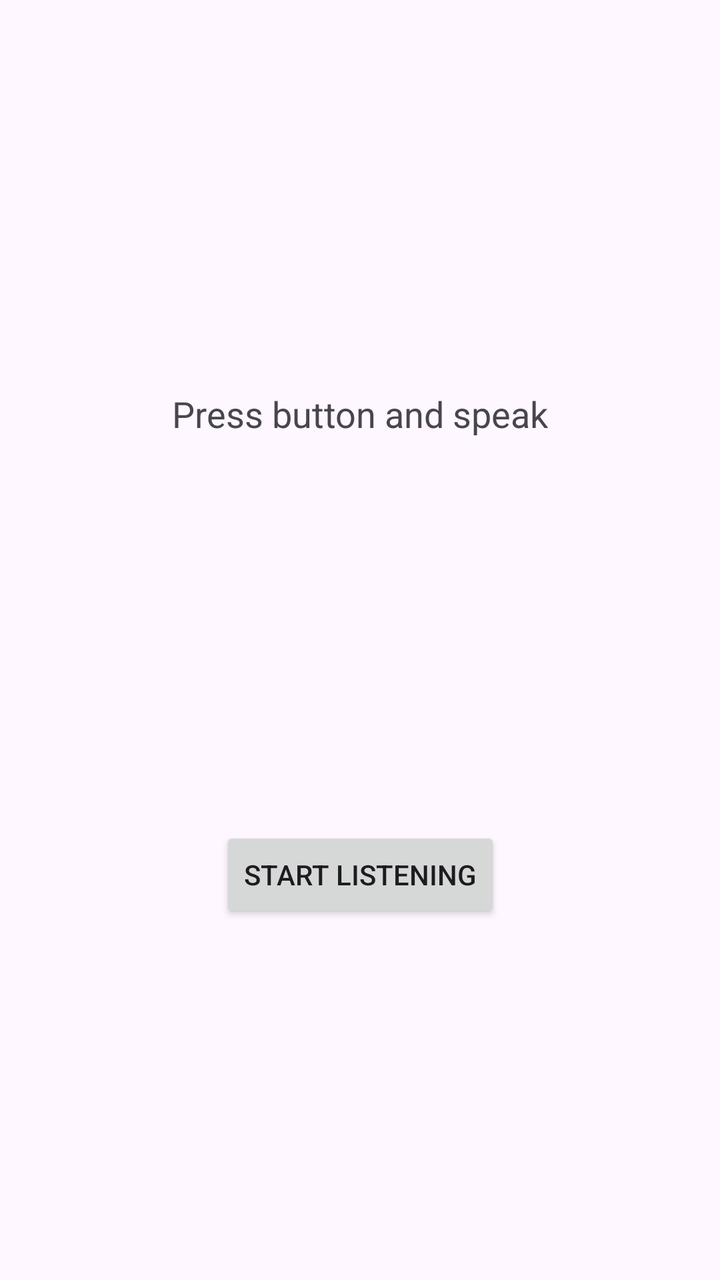
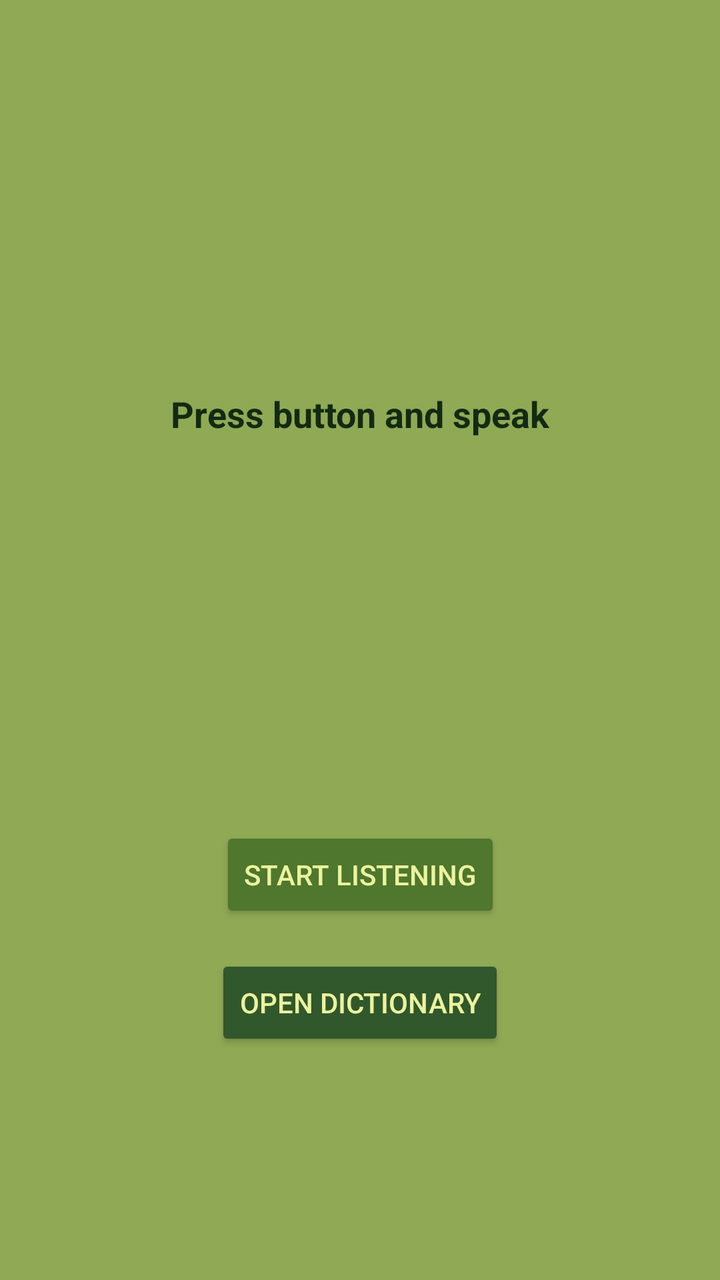

Screens rendered from an Android XML layout before and after an edit, with the pre-edit source and the edit as a unified diff.
<!-- AndroidManifest.xml: application theme Theme.MAMN01Project -->
<!-- res/layout/activity_main.xml -->
<?xml version="1.0" encoding="utf-8"?>
<androidx.constraintlayout.widget.ConstraintLayout xmlns:android="http://schemas.android.com/apk/res/android"
    xmlns:app="http://schemas.android.com/apk/res-auto"
    xmlns:tools="http://schemas.android.com/tools"
    android:id="@+id/main"
    android:layout_width="match_parent"
    android:layout_height="match_parent"
    tools:context=".MainActivity">

    <TextView
        android:id="@+id/textView"
        android:layout_width="wrap_content"
        android:layout_height="wrap_content"
        android:padding="16dp"
        android:text="Press button and speak"
        android:textSize="18sp"
        app:layout_constraintBottom_toTopOf="@+id/btnSpeak"
        app:layout_constraintEnd_toEndOf="parent"
        app:layout_constraintStart_toStartOf="parent"
        app:layout_constraintTop_toTopOf="parent" />

    <Button
        android:id="@+id/btnSpeak"
        android:layout_width="wrap_content"
        android:layout_height="wrap_content"
        android:text="Start Listening"
        app:layout_constraintBottom_toBottomOf="parent"
        app:layout_constraintEnd_toEndOf="parent"
        app:layout_constraintStart_toStartOf="parent"
        app:layout_constraintTop_toBottomOf="@+id/textView" />


</androidx.constraintlayout.widget.ConstraintLayout>
<!-- resources referenced by this layout -->
<resources>
  <style name="Theme.MAMN01Project" parent="Base.Theme.MAMN01Project" />
  <style name="Base.Theme.MAMN01Project" parent="Theme.Material3.DayNight.NoActionBar">
          
          
      </style>
</resources>

<!-- the commit's change to res/layout/activity_main.xml (unified diff, before → after) -->
@@ -5,6 +5,7 @@
     android:id="@+id/main"
     android:layout_width="match_parent"
     android:layout_height="match_parent"
+    android:background="@color/sage_green"
     tools:context=".MainActivity">
 
     <TextView
@@ -13,7 +14,9 @@
         android:layout_height="wrap_content"
         android:padding="16dp"
         android:text="Press button and speak"
+        android:textColor="@color/dark_green"
         android:textSize="18sp"
+        android:textStyle="bold"
         app:layout_constraintBottom_toTopOf="@+id/btnSpeak"
         app:layout_constraintEnd_toEndOf="parent"
         app:layout_constraintStart_toStartOf="parent"
@@ -23,11 +26,25 @@
         android:id="@+id/btnSpeak"
         android:layout_width="wrap_content"
         android:layout_height="wrap_content"
+        android:backgroundTint="@color/olive_green"
         android:text="Start Listening"
+        android:textColor="@color/light_green"
         app:layout_constraintBottom_toBottomOf="parent"
         app:layout_constraintEnd_toEndOf="parent"
         app:layout_constraintStart_toStartOf="parent"
         app:layout_constraintTop_toBottomOf="@+id/textView" />
 
+    <Button
+        android:id="@+id/btnDictionary"
+        android:layout_width="wrap_content"
+        android:layout_height="wrap_content"
+        android:layout_marginTop="16dp"
+        android:backgroundTint="@color/forest_green"
+        android:text="Open Dictionary"
+        android:textColor="@color/light_green"
+        app:layout_constraintTop_toBottomOf="@id/btnSpeak"
+        app:layout_constraintStart_toStartOf="parent"
+        app:layout_constraintEnd_toEndOf="parent" />
+
 
 </androidx.constraintlayout.widget.ConstraintLayout>
<!-- resource entries referenced after the edit -->
@@ -1,5 +1,10 @@
 <!-- resources referenced by this layout -->
 <resources>
+  <color name="dark_green">#132A13</color>
+  <color name="forest_green">#31572C</color>
+  <color name="light_green">#ECF39E</color>
+  <color name="olive_green">#4F772D</color>
+  <color name="sage_green">#90A955</color>
   <style name="Theme.MAMN01Project" parent="Base.Theme.MAMN01Project" />
   <style name="Base.Theme.MAMN01Project" parent="Theme.Material3.DayNight.NoActionBar">
           
